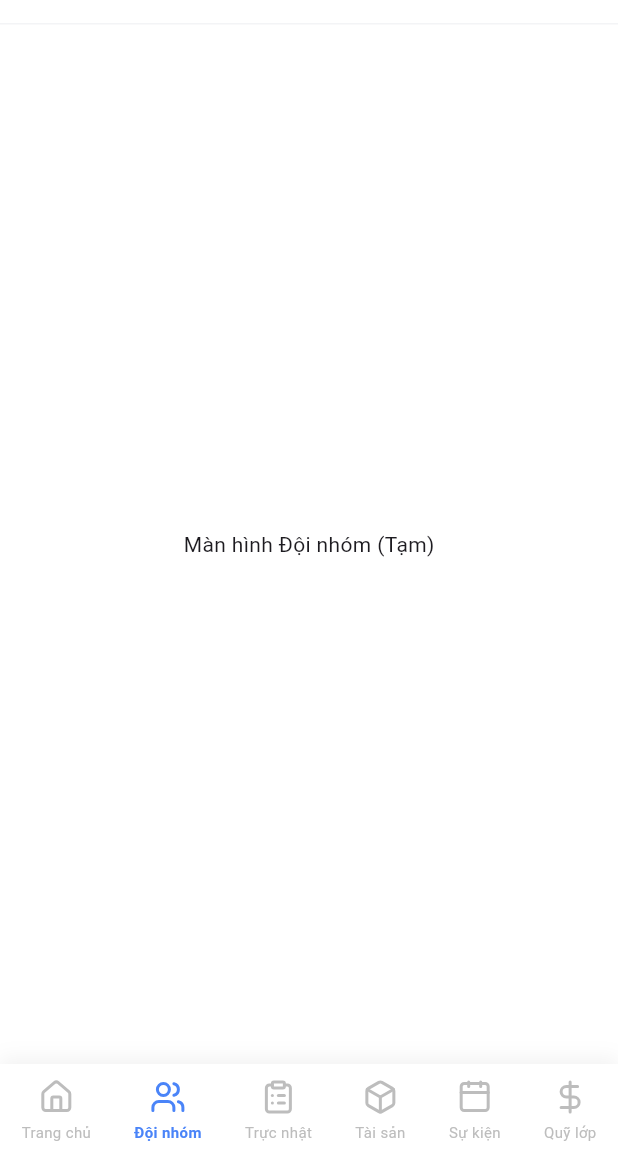
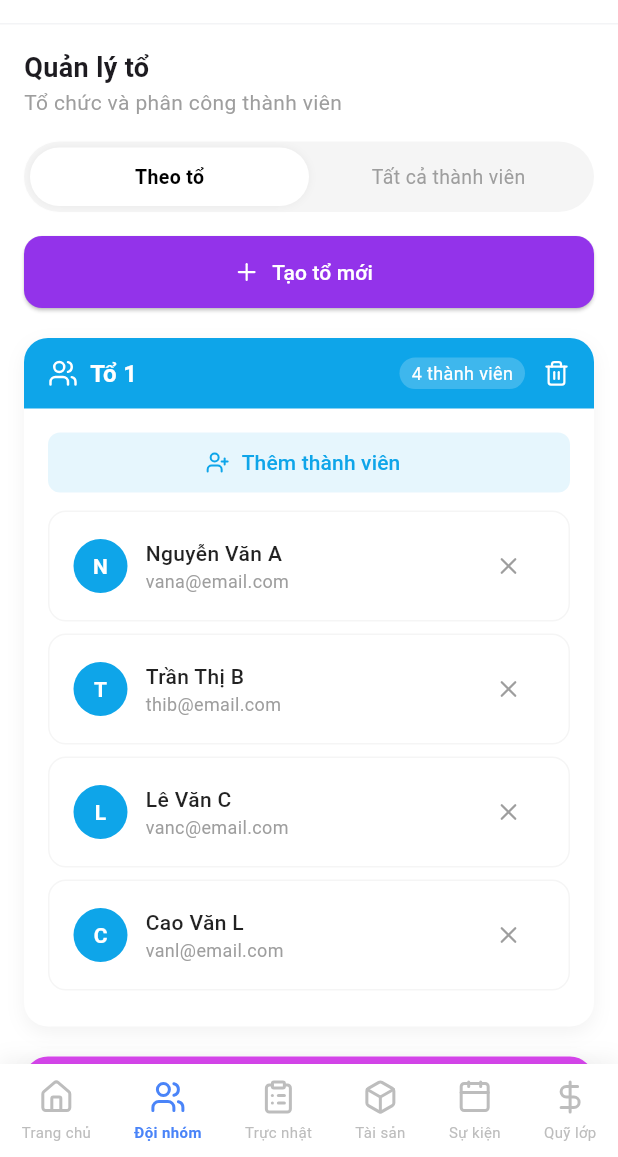
Before and after one commit to ImTung82/classpal-android, a Flutter app: the OwnerShellScreen screen opened directly, item 2 of the bottom bar chosen, on a phone screen of 412 x 824 dp, the part 79-1236 px from its top. Run offline on Flutter 3.47's test engine with Material 3 defaults, Android fonts, the phone set to English and light mode, and no system bars; our stand-ins replace flutter_riverpod, google_fonts, lucide_icons.

Commit message:
[Feature] UI Teams for class monitor and member

```diff
--- a/lib/features/shell/presentation/views/owner_shell_screen.dart
+++ b/lib/features/shell/presentation/views/owner_shell_screen.dart
@@ -3,29 +3,37 @@ import 'package:flutter_riverpod/flutter_riverpod.dart';
 
 import '../../../../core/widgets/app_header.dart';
 import '../../../../core/widgets/app_bottom_nav.dart';
+
+// Import màn hình nội dung Dashboard
 import '../../../dashboard/presentation/views/owner_dashboard_content.dart';
+
+// [QUAN TRỌNG] Import màn hình Teams của Lớp Trưởng
+import '../../../teams/presentation/views/owner_team_content.dart';
 
 class OwnerShellScreen extends ConsumerStatefulWidget {
   const OwnerShellScreen({super.key});
+
   @override
   ConsumerState<OwnerShellScreen> createState() => _OwnerShellScreenState();
 }
 
 class _OwnerShellScreenState extends ConsumerState<OwnerShellScreen> {
   int _currentIndex = 0;
+
+  // Danh sách màn hình
   final List<Widget> _pages = [
-    const OwnerDashboardContent(),
-    const Center(child: Text("Màn hình Đội nhóm (Tạm)")), // Placeholder do chưa làm teams
-    const Center(child: Text("Màn hình Trực nhật")),
-    const Center(child: Text("Màn hình Tài sản")),
-    const Center(child: Text("Màn hình Sự kiện")),
-    const Center(child: Text("Màn hình Quỹ lớp")),
+    const OwnerDashboardContent(),   // Tab 0: Dashboard
+    const TeamManagementContent(),   // Tab 1: Đội nhóm (Đã thay thế Placeholder bằng màn hình thật)
+    const Center(child: Text("Màn hình Trực nhật")), // Tab 2
+    const Center(child: Text("Màn hình Tài sản")),   // Tab 3
+    const Center(child: Text("Màn hình Sự kiện")),   // Tab 4
+    const Center(child: Text("Màn hình Quỹ lớp")),   // Tab 5
   ];
 
   String _getSubtitleForIndex(int index) {
     switch (index) {
-      case 0: return "Trang chủ";
-      case 1: return "Quản lý Đội nhóm";
+      case 0: return "Lớp trưởng";
+      case 1: return "Quản lý Đội nhóm"; // Subtitle cho tab Teams
       case 2: return "Phân công Trực nhật";
       case 3: return "Quản lý Tài sản";
       case 4: return "Sự kiện lớp";
@@ -38,9 +46,29 @@ class _OwnerShellScreenState extends ConsumerState<OwnerShellScreen> {
   Widget build(BuildContext context) {
     return Scaffold(
       backgroundColor: Colors.white,
-      appBar: AppHeader(title: "Lớp CNTT K20", subtitle: _getSubtitleForIndex(_currentIndex), onMenuPressed: () {}),
-      body: IndexedStack(index: _currentIndex, children: _pages),
-      bottomNavigationBar: AppBottomNav(currentIndex: _currentIndex, onTap: (index) => setState(() => _currentIndex = index)),
+
+      // Header
+      appBar: AppHeader(
+        title: "Lớp CNTT K20",
+        subtitle: _getSubtitleForIndex(_currentIndex),
+        onMenuPressed: () {},
+      ),
+
+      // Body (Giữ trạng thái cuộn)
+      body: IndexedStack(
+        index: _currentIndex,
+        children: _pages,
+      ),
+
+      // Footer
+      bottomNavigationBar: AppBottomNav(
+        currentIndex: _currentIndex,
+        onTap: (index) {
+          setState(() {
+            _currentIndex = index;
+          });
+        },
+      ),
     );
   }
 }
--- a/lib/features/shell/presentation/views/student_shell_screen.dart
+++ b/lib/features/shell/presentation/views/student_shell_screen.dart
@@ -4,6 +4,7 @@ import 'package:flutter_riverpod/flutter_riverpod.dart';
 import '../../../../core/widgets/app_header.dart';
 import '../../../../core/widgets/app_bottom_nav.dart';
 import '../../../dashboard/presentation/views/student_dashboard_content.dart';
+import '../../../teams/presentation/views/student_team_content.dart';
 
 class StudentShellScreen extends ConsumerStatefulWidget {
   const StudentShellScreen({super.key});
@@ -15,7 +16,7 @@ class _StudentShellScreenState extends ConsumerState<StudentShellScreen> {
   int _currentIndex = 0;
   final List<Widget> _pages = [
     const StudentDashboardContent(),
-    const Center(child: Text("Đội nhóm của tôi")),
+    const StudentTeamContent(),
     const Center(child: Text("Lịch trực nhật")),
     const Center(child: Text("Tài sản lớp")),
     const Center(child: Text("Sự kiện")),
--- /dev/null
+++ b/lib/features/teams/data/models/team_models.dart
@@ -0,0 +1,27 @@
+class TeamMember {
+  final String id;
+  final String name;
+  final String email;
+  final String avatarColor; // Hex string (VD: "0xFF0EA5E9")
+
+  TeamMember({
+    required this.id,
+    required this.name,
+    required this.email,
+    required this.avatarColor
+  });
+}
+
+class TeamGroup {
+  final String id;
+  final String name;
+  final int color; // Mã màu header (Int)
+  final List<TeamMember> members;
+
+  TeamGroup({
+    required this.id,
+    required this.name,
+    required this.color,
+    required this.members
+  });
+}
--- /dev/null
+++ b/lib/features/teams/data/repositories/team_repository.dart
@@ -0,0 +1,58 @@
+import 'package:flutter_riverpod/flutter_riverpod.dart';
+import '../models/team_models.dart';
+
+final teamRepositoryProvider = Provider<TeamRepository>((ref) {
+  return MockTeamRepository();
+});
+
+abstract class TeamRepository {
+  Future<List<TeamGroup>> fetchGroups();
+  Future<List<TeamMember>> fetchUnassignedMembers();
+}
+
+class MockTeamRepository implements TeamRepository {
+  @override
+  Future<List<TeamGroup>> fetchGroups() async {
+    await Future.delayed(const Duration(milliseconds: 500));
+    return [
+      TeamGroup(
+        id: '1', name: 'Tổ 1', color: 0xFF0EA5E9, // Xanh dương
+        members: [
+          TeamMember(id: '1', name: 'Nguyễn Văn A', email: 'vana@email.com', avatarColor: '0xFF0EA5E9'),
+          TeamMember(id: '2', name: 'Trần Thị B', email: 'thib@email.com', avatarColor: '0xFF0EA5E9'),
+          TeamMember(id: '3', name: 'Lê Văn C', email: 'vanc@email.com', avatarColor: '0xFF0EA5E9'),
+          TeamMember(id: '4', name: 'Cao Văn L', email: 'vanl@email.com', avatarColor: '0xFF0EA5E9'),
+        ],
+      ),
+      TeamGroup(
+        id: '2', name: 'Tổ 2', color: 0xFFD946EF, // Tím hồng
+        members: [
+          TeamMember(id: '5', name: 'Phạm Thị D', email: 'thid@email.com', avatarColor: '0xFFD946EF'),
+          TeamMember(id: '6', name: 'Hoàng Văn E', email: 'vane@email.com', avatarColor: '0xFFD946EF'),
+        ],
+      ),
+       TeamGroup(
+        id: '3', name: 'Tổ 3', color: 0xFF10B981, // Xanh lá
+        members: [
+          TeamMember(id: '7', name: 'Đặng Văn G', email: 'vang@email.com', avatarColor: '0xFF10B981'),
+          TeamMember(id: '8', name: 'Mai Thị H', email: 'thih@email.com', avatarColor: '0xFF10B981'),
+        ],
+      ),
+      TeamGroup(
+        id: '4', name: 'Tổ 4', color: 0xFFF97316, // Cam
+        members: [
+           TeamMember(id: '9', name: 'Đỗ Thị K', email: 'thik@email.com', avatarColor: '0xFFF97316'),
+        ],
+      ),
+    ];
+  }
+
+  @override
+  Future<List<TeamMember>> fetchUnassignedMembers() async {
+    await Future.delayed(const Duration(milliseconds: 500));
+    return [
+      TeamMember(id: '10', name: 'Cao Văn L', email: 'vanl@email.com', avatarColor: '0xFF9CA3AF'),
+      TeamMember(id: '11', name: 'Phan Thị M', email: 'thim@email.com', avatarColor: '0xFF9CA3AF'),
+    ];
+  }
+}
--- /dev/null
+++ b/lib/features/teams/presentation/view_models/team_view_model.dart
@@ -0,0 +1,15 @@
+import 'package:flutter_riverpod/flutter_riverpod.dart';
+import '../../data/models/team_models.dart';
+import '../../data/repositories/team_repository.dart';
+
+// Provider lấy danh sách Tổ
+final teamGroupsProvider = FutureProvider<List<TeamGroup>>((ref) async {
+  final repo = ref.watch(teamRepositoryProvider);
+  return repo.fetchGroups();
+});
+
+// Provider lấy danh sách Chưa phân tổ
+final unassignedMembersProvider = FutureProvider<List<TeamMember>>((ref) async {
+  final repo = ref.watch(teamRepositoryProvider);
+  return repo.fetchUnassignedMembers();
+});
--- /dev/null
+++ b/lib/features/teams/presentation/views/owner_team_content.dart
@@ -0,0 +1,123 @@
+import 'package:flutter/material.dart';
+import 'package:flutter_riverpod/flutter_riverpod.dart';
+import 'package:google_fonts/google_fonts.dart';
+import 'package:lucide_icons/lucide_icons.dart';
+
+import '../view_models/team_view_model.dart';
+import '../widgets/group_card.dart';
+import '../widgets/unassigned_member_item.dart';
+
+class TeamManagementContent extends ConsumerStatefulWidget {
+  const TeamManagementContent({super.key});
+
+  @override
+  ConsumerState<TeamManagementContent> createState() => _TeamManagementContentState();
+}
+
+class _TeamManagementContentState extends ConsumerState<TeamManagementContent> {
+  int _selectedTabIndex = 0;
+
+  @override
+  Widget build(BuildContext context) {
+    final groupsAsync = ref.watch(teamGroupsProvider);
+    final unassignedAsync = ref.watch(unassignedMembersProvider);
+
+    return SingleChildScrollView(
+      padding: const EdgeInsets.all(16),
+      child: Column(
+        crossAxisAlignment: CrossAxisAlignment.start,
+        children: [
+          Text("Quản lý tổ", style: GoogleFonts.roboto(fontSize: 18, fontWeight: FontWeight.bold)),
+          Text("Tổ chức và phân công thành viên", style: GoogleFonts.roboto(color: Colors.grey, fontSize: 14)),
+          const SizedBox(height: 16),
+
+          Container(
+            padding: const EdgeInsets.all(4),
+            decoration: BoxDecoration(color: Colors.grey[100], borderRadius: BorderRadius.circular(25)),
+            child: Row(
+              children: [
+                _buildTabButton(0, "Theo tổ"),
+                _buildTabButton(1, "Tất cả thành viên"),
+              ],
+            ),
+          ),
+          const SizedBox(height: 16),
+
+          if (_selectedTabIndex == 0) ...[
+            SizedBox(
+              width: double.infinity, height: 48,
+              child: ElevatedButton.icon(
+                onPressed: () {},
+                icon: const Icon(LucideIcons.plus),
+                label: const Text("Tạo tổ mới"),
+                style: ElevatedButton.styleFrom(
+                  backgroundColor: const Color(0xFF9333EA),
+                  foregroundColor: Colors.white,
+                  shape: RoundedRectangleBorder(borderRadius: BorderRadius.circular(12))
+                ),
+              ),
+            ),
+            const SizedBox(height: 20),
+
+            groupsAsync.when(
+              loading: () => const Center(child: CircularProgressIndicator()),
+              error: (err, stack) => Text('Lỗi: $err'),
+              data: (groups) => Column(
+                children: groups.map((g) => GroupCard(group: g, isEditable: true)).toList(),
+              ),
+            ),
+
+            const Divider(height: 40),
+
+            Row(
+              mainAxisAlignment: MainAxisAlignment.spaceBetween,
+              children: [
+                Text("Chưa phân tổ", style: GoogleFonts.roboto(fontWeight: FontWeight.bold, fontSize: 16)),
+                unassignedAsync.when(
+                  data: (list) => Text("${list.length} người", style: GoogleFonts.roboto(color: Colors.grey)),
+                  loading: () => const SizedBox(), error: (_,__) => const SizedBox(),
+                )
+              ],
+            ),
+            const SizedBox(height: 12),
+
+            unassignedAsync.when(
+              loading: () => const SizedBox(),
+              error: (err, stack) => Text('Lỗi: $err'),
+              data: (members) => Column(
+                children: members.map((member) => UnassignedMemberItem(
+                  member: member,
+                  isEditable: true
+                )).toList(),
+              ),
+            ),
+
+          ] else ...[
+             const Center(child: Padding(padding: EdgeInsets.only(top: 50), child: Text("Danh sách tất cả thành viên"))),
+          ],
+          const SizedBox(height: 80),
+        ],
+      ),
+    );
+  }
+
+  Widget _buildTabButton(int index, String text) {
+    final isSelected = _selectedTabIndex == index;
+    return Expanded(
+      child: GestureDetector(
+        onTap: () => setState(() => _selectedTabIndex = index),
+        child: Container(
+          padding: const EdgeInsets.symmetric(vertical: 10),
+          decoration: BoxDecoration(
+            color: isSelected ? Colors.white : Colors.transparent,
+            borderRadius: BorderRadius.circular(25),
+            boxShadow: isSelected ? [BoxShadow(color: Colors.black.withOpacity(0.05), blurRadius: 4)] : [],
+          ),
+          child: Center(
+            child: Text(text, style: GoogleFonts.roboto(fontWeight: isSelected ? FontWeight.bold : FontWeight.normal, color: isSelected ? Colors.black : Colors.grey, fontSize: 13)),
+          ),
+        ),
+      ),
+    );
+  }
+}
--- /dev/null
+++ b/lib/features/teams/presentation/widgets/group_card.dart
@@ -0,0 +1,104 @@
+import 'package:flutter/material.dart';
+import 'package:google_fonts/google_fonts.dart';
+import 'package:lucide_icons/lucide_icons.dart';
+import '../../data/models/team_models.dart';
+import 'team_member_item.dart';
+
+class GroupCard extends StatelessWidget {
+  final TeamGroup group;
+  final bool isEditable;
+
+  const GroupCard({
+    super.key,
+    required this.group,
+    this.isEditable = false
+  });
+
+  @override
+  Widget build(BuildContext context) {
+    final themeColor = Color(group.color);
+
+    return Container(
+      margin: const EdgeInsets.only(bottom: 20),
+      decoration: BoxDecoration(
+        color: Colors.white,
+        borderRadius: BorderRadius.circular(16),
+        boxShadow: [
+          BoxShadow(color: Colors.black.withOpacity(0.05), blurRadius: 10, offset: const Offset(0, 4)),
+        ],
+      ),
+      child: Column(
+        children: [
+          Container(
+            padding: const EdgeInsets.symmetric(horizontal: 16, vertical: 12),
+            decoration: BoxDecoration(
+              color: themeColor,
+              borderRadius: const BorderRadius.only(topLeft: Radius.circular(16), topRight: Radius.circular(16)),
+            ),
+            child: Row(
+              mainAxisAlignment: MainAxisAlignment.spaceBetween,
+              children: [
+                Row(
+                  children: [
+                    const Icon(LucideIcons.users, color: Colors.white, size: 20),
+                    const SizedBox(width: 8),
+                    Text(group.name, style: GoogleFonts.roboto(color: Colors.white, fontWeight: FontWeight.bold, fontSize: 16)),
+                  ],
+                ),
+                Row(
+                  children: [
+                    Container(
+                      padding: const EdgeInsets.symmetric(horizontal: 8, vertical: 2),
+                      decoration: BoxDecoration(color: Colors.white.withOpacity(0.2), borderRadius: BorderRadius.circular(12)),
+                      child: Text("${group.members.length} thành viên", style: GoogleFonts.roboto(color: Colors.white, fontSize: 12)),
+                    ),
+                    if (isEditable) ...[
+                      const SizedBox(width: 12),
+                      const Icon(LucideIcons.trash2, color: Colors.white, size: 18),
+                    ]
+                  ],
+                )
+              ],
+            ),
+          ),
+          Padding(
+            padding: const EdgeInsets.all(16),
+            child: Column(
+              children: [
+                if (isEditable)
+                  Container(
+                    width: double.infinity,
+                    margin: const EdgeInsets.only(bottom: 12),
+                    height: 40,
+                    child: ElevatedButton.icon(
+                      onPressed: () {},
+                      icon: const Icon(LucideIcons.userPlus, size: 16),
+                      label: const Text("Thêm thành viên"),
+                      style: ElevatedButton.styleFrom(
+                        backgroundColor: themeColor.withOpacity(0.1),
+                        foregroundColor: themeColor,
+                        elevation: 0,
+                        shadowColor: Colors.transparent,
+                        shape: RoundedRectangleBorder(borderRadius: BorderRadius.circular(8)),
+                      ),
+                    ),
+                  ),
+                if (group.members.isEmpty)
+                   Padding(
+                     padding: const EdgeInsets.all(8.0),
+                     child: Text("Chưa có thành viên nào", style: GoogleFonts.roboto(fontSize: 12, color: Colors.grey)),
+                   )
+                else
+                  ...group.members.map((m) => TeamMemberItem(
+                    member: m,
+                    isEditable: isEditable,
+                    onRemove: () {},
+                  )),
+              ],
+            ),
+          ),
+        ],
+      ),
+    );
+  }
+}
--- /dev/null
+++ b/lib/features/teams/presentation/widgets/team_member_item.dart
@@ -0,0 +1,63 @@
+import 'package:flutter/material.dart';
+import 'package:google_fonts/google_fonts.dart';
+import 'package:lucide_icons/lucide_icons.dart';
+import '../../data/models/team_models.dart';
+
+class TeamMemberItem extends StatelessWidget {
+  final TeamMember member;
+  final bool isEditable;
+  final VoidCallback? onRemove;
+
+  const TeamMemberItem({
+    super.key,
+    required this.member,
+    this.isEditable = false,
+    this.onRemove
+  });
+
+  @override
+  Widget build(BuildContext context) {
+    return Container(
+      margin: const EdgeInsets.only(bottom: 8),
+      padding: const EdgeInsets.symmetric(horizontal: 16, vertical: 12),
+      decoration: BoxDecoration(
+        color: Colors.white,
+        borderRadius: BorderRadius.circular(12),
+        border: Border.all(color: Colors.grey.shade100),
+      ),
+      child: Row(
+        children: [
+          Container(
+            width: 36, height: 36,
+            decoration: BoxDecoration(
+              color: Color(int.parse(member.avatarColor)),
+              shape: BoxShape.circle,
+            ),
+            alignment: Alignment.center,
+            child: Text(
+              member.name.substring(0, 1),
+              style: GoogleFonts.roboto(color: Colors.white, fontWeight: FontWeight.bold, fontSize: 14),
+            ),
+          ),
+          const SizedBox(width: 12),
+          Expanded(
+            child: Column(
+              crossAxisAlignment: CrossAxisAlignment.start,
+              children: [
+                Text(member.name, style: GoogleFonts.roboto(fontWeight: FontWeight.w500, fontSize: 14, color: Colors.black87)),
+                Text(member.email, style: GoogleFonts.roboto(color: Colors.grey, fontSize: 12)),
+              ],
+            ),
+          ),
+          if (isEditable)
+            IconButton(
+              icon: const Icon(LucideIcons.x, size: 18, color: Colors.grey),
+              onPressed: onRemove,
+              padding: EdgeInsets.zero,
+              constraints: const BoxConstraints(),
+            )
+        ],
+      ),
+    );
+  }
+}
```
Also changed, not shown: lib/features/teams/presentation/views/student_team_content.dart (added, +70 -0 lines), lib/features/teams/presentation/widgets/unassigned_member_item.dart (added, +55 -0 lines).
